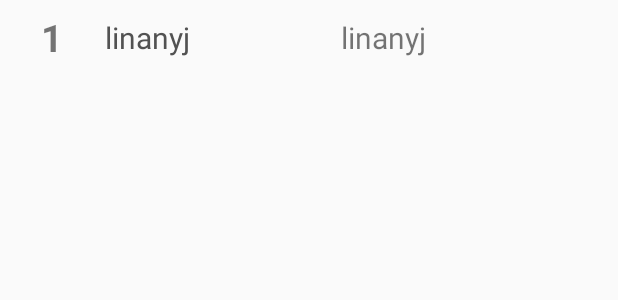
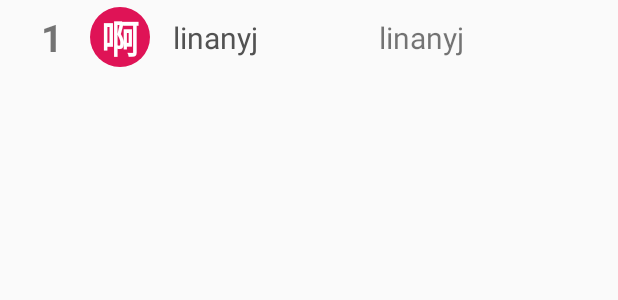
Before and after one commit to kinglc/GraduationProject, an Android app: the layout item_friend.xml on its own in the app's theme, with its tools: preview values and no code run, on a phone screen of 412 x 824 dp. Shown: the top 300 px of the screen. Run offline under Robolectric (Android 15) with nearby library versions, the phone set to English and light mode, and no system bars.

Commit message:
添加friend头像

```diff
--- a/TimeBlock/app/src/main/java/com/king/block/MainActivity.java
+++ b/TimeBlock/app/src/main/java/com/king/block/MainActivity.java
@@ -53,14 +53,14 @@ public class MainActivity extends AppCompatActivity {
         }
         super.onCreate(savedInstanceState);
         setContentView(R.layout.activity_main);
-        global = (Global)getApplication();
-//        global.setURL("http://10.0.2.2:8080");
+        global = (Global)getApplication();;
         global.setURL("http://140.143.78.135:8080");
+        global.setURL("http://10.0.2.2:8080");
 
         regi = (Button) findViewById(R.id.regi);
         input = (EditText)findViewById(R.id.input);
 
-        deleteFile("user.txt");
+//        deleteFile("user.txt");
         initEvent();
         if(getUser()){
             login();
--- a/TimeBlock/app/src/main/java/com/king/block/user/FriendActivity.java
+++ b/TimeBlock/app/src/main/java/com/king/block/user/FriendActivity.java
@@ -208,7 +208,7 @@ public class FriendActivity extends AppCompatActivity {
             con.connect();
 
             DataOutputStream out = new DataOutputStream(con.getOutputStream());
-            String content = "{\"id\":\"" + id + "\"}";
+            String content = "{\"user_id\":\"" + id + "\"}";
             out.write(content.getBytes());
             out.flush();
             out.close();
@@ -237,6 +237,7 @@ public class FriendActivity extends AppCompatActivity {
 
     private void initLv() {
         friendAdapter = new FriendAdapter(FriendActivity.this, R.layout.item_friend, friend_list);
+        friendAdapter.setGlobal(global);
         friend_lv = (ListView) findViewById(R.id.friend_lv);
         friend_lv.setAdapter(friendAdapter);
         friend_lv.setOnItemClickListener(new AdapterView.OnItemClickListener() {
--- a/TimeBlock/app/src/main/res/drawable/note0.xml
+++ b/TimeBlock/app/src/main/res/drawable/note0.xml
@@ -1,6 +1,6 @@
 <?xml version="1.0" encoding="utf-8"?>
 <shape xmlns:android="http://schemas.android.com/apk/res/android">
-    <solid android:color="#40db25" />
+    <solid android:color="#df1356" />
     <corners
         android:radius="50dp" />
 </shape>
--- a/TimeBlock/app/src/main/res/drawable/note1.xml
+++ b/TimeBlock/app/src/main/res/drawable/note1.xml
@@ -1,6 +1,6 @@
 <?xml version="1.0" encoding="utf-8"?>
 <shape xmlns:android="http://schemas.android.com/apk/res/android">
-    <solid android:color="#e69138" />
+    <solid android:color="#bc13f0" />
     <corners
         android:radius="50dp" />
 </shape>
--- a/TimeBlock/app/src/main/res/drawable/note2.xml
+++ b/TimeBlock/app/src/main/res/drawable/note2.xml
@@ -1,6 +1,6 @@
 <?xml version="1.0" encoding="utf-8"?>
 <shape xmlns:android="http://schemas.android.com/apk/res/android">
-    <solid android:color="#df1356" />
+    <solid android:color="#40db25" />
     <corners
         android:radius="50dp" />
 </shape>
--- a/TimeBlock/app/src/main/res/drawable/note3.xml
+++ b/TimeBlock/app/src/main/res/drawable/note3.xml
@@ -1,6 +1,6 @@
 <?xml version="1.0" encoding="utf-8"?>
 <shape xmlns:android="http://schemas.android.com/apk/res/android">
-    <solid android:color="#edc56d" />
+    <solid android:color="#aacc44" />
     <corners
         android:radius="50dp" />
 </shape>
--- a/TimeBlock/app/src/main/res/drawable/note4.xml
+++ b/TimeBlock/app/src/main/res/drawable/note4.xml
@@ -1,6 +1,6 @@
 <?xml version="1.0" encoding="utf-8"?>
 <shape xmlns:android="http://schemas.android.com/apk/res/android">
-    <solid android:color="#aacc44" />
+    <solid android:color="#edc56d" />
     <corners
         android:radius="50dp" />
 </shape>
--- a/TimeBlock/app/src/main/res/drawable/note5.xml
+++ b/TimeBlock/app/src/main/res/drawable/note5.xml
@@ -1,6 +1,6 @@
 <?xml version="1.0" encoding="utf-8"?>
 <shape xmlns:android="http://schemas.android.com/apk/res/android">
-    <solid android:color="#bc13f0" />
+    <solid android:color="#e69138" />
     <corners
         android:radius="50dp" />
 </shape>
--- a/TimeBlock/app/src/main/res/layout/item_friend.xml
+++ b/TimeBlock/app/src/main/res/layout/item_friend.xml
@@ -11,11 +11,19 @@
         android:text="1"
         android:gravity="center"
         android:layout_marginLeft="10dp"/>
-<!--    <ImageView-->
-<!--        android:layout_width="40dp"-->
-<!--        android:layout_height="40dp"-->
-<!--        android:id="@+id/avatar"-->
-<!--        android:layout_gravity="center"/>-->
+
+    <TextView
+        android:id="@+id/avatar"
+        android:layout_width="40dp"
+        android:layout_height="40dp"
+        android:layout_gravity="center"
+        android:layout_marginRight="5dp"
+        android:background="@drawable/note0"
+        android:gravity="center"
+        android:text="啊"
+        android:textColor="#fff"
+        android:textSize="25dp"
+        android:textStyle="bold" />
     <TextView
         android:layout_width="0dp"
         android:layout_height="match_parent"
```
Also changed, not shown: TimeBlock/app/src/main/java/com/king/block/user/FriendAdapter.java (+22 -4 lines), 1 other file.
